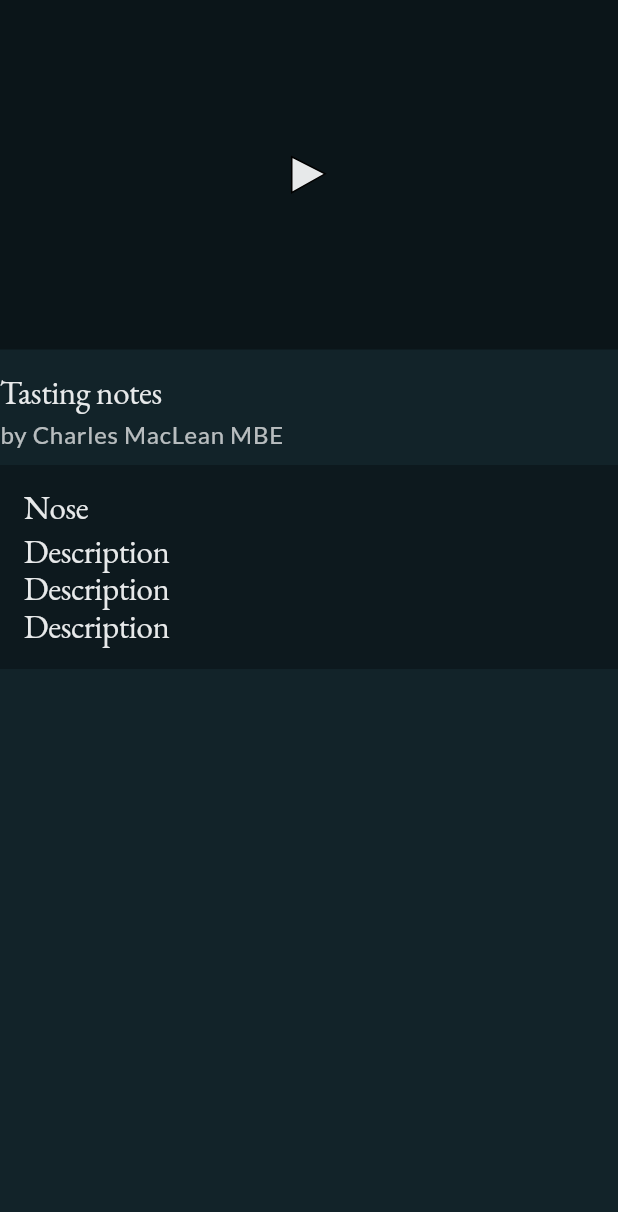
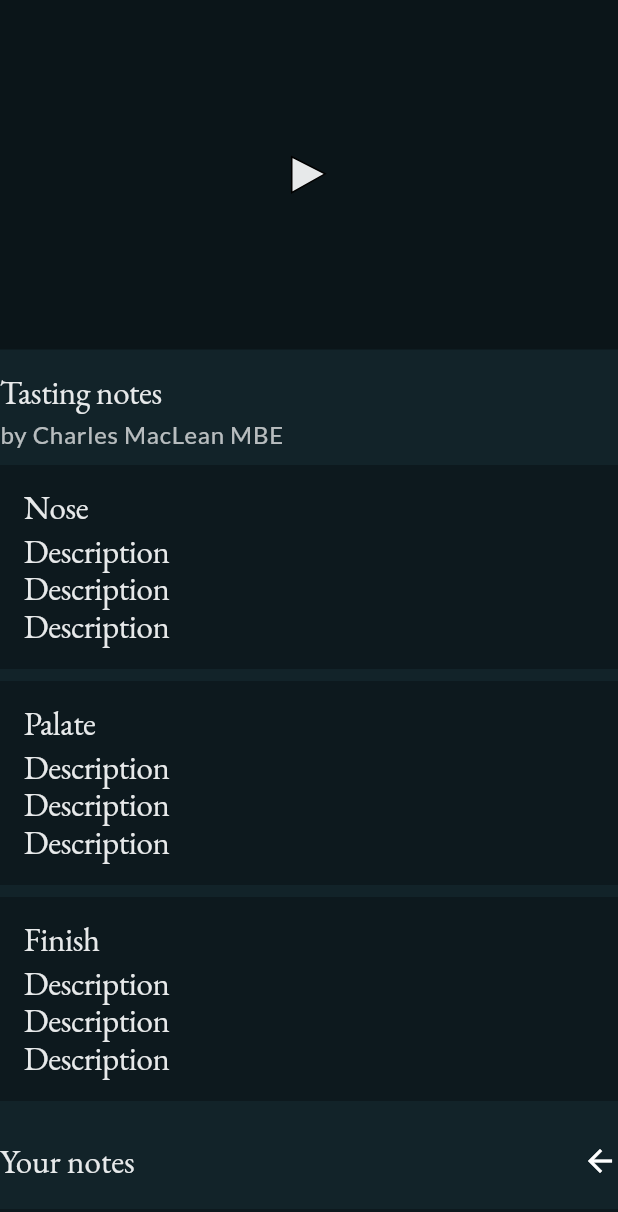
Before and after one commit to Cindy-dev/pixelfield, a Flutter app: the TastingNotesWidget widget shown alone on an empty page, opened directly with empty values, on a phone screen of 412 x 824 dp. Shown: the top 1212 px of the screen. Run offline on Flutter 3.47's test engine with Material 3 defaults, Android fonts, the phone set to English and light mode, and no system bars; our stand-ins replace connectivity_plus, equatable, flutter_bloc, flutter_svg, get_it, hive_flutter; accounts and stored records are empty.

Commit message:
tasting notes and details fix

```diff
--- a/lib/features/collection/presentation/widgets/tasting_notes.dart
+++ b/lib/features/collection/presentation/widgets/tasting_notes.dart
@@ -36,8 +36,28 @@ class TastingNotesWidget extends StatelessWidget {
         ),
         const YMargin(8),
         const TastingNotesTile(title: "Nose"),
-        // const TastingNotesTile(title: "Palate"),
-        // const TastingNotesTile(title: "Finish"),
+        const TastingNotesTile(title: "Palate"),
+        const TastingNotesTile(title: "Finish"),
+        Padding(
+          padding: const EdgeInsets.symmetric(vertical: 18),
+          child: Row(
+            mainAxisAlignment: MainAxisAlignment.spaceBetween,
+            children: [
+              Text(
+                "Your notes",
+                style: context.textTheme.headlineLarge
+                    ?.copyWith(fontWeight: FontWeight.w400, fontSize: 22),
+              ),
+              Icon(
+                Icons.arrow_back,
+                color: context.themeData.cardColor,
+              )
+            ],
+          ),
+        ),
+        const TastingNotesTile(title: "Nose"),
+        const TastingNotesTile(title: "Palate"),
+        const TastingNotesTile(title: "Finish"),
       ],
     );
   }
```
Also changed, not shown: lib/features/collection/presentation/screens/bottle_detail_screen.dart (+3 -57 lines), lib/features/collection/presentation/widgets/detail_custom_tab.dart (added, +92 -0 lines).
